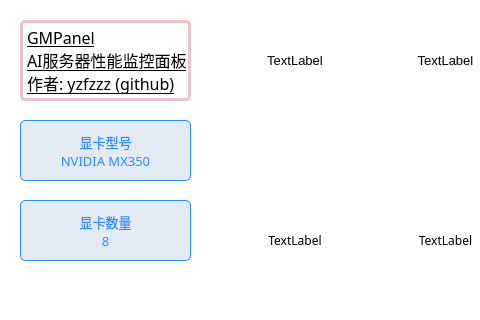
Before: the Qt Designer form display_monitor/widget.ui in yzfzzz/linux-monitor, drawn with Qt 5; both pictures show x 0 to 480 and y 0 to 320 of the 860 by 640 pixel window.
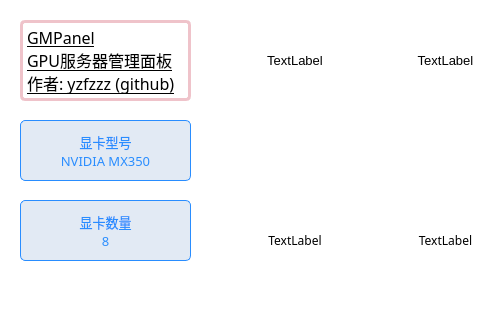
After: the same form once the commit is applied. Icons and pictures are not drawn. Custom widgets are drawn as their Qt base class.

What changed in the file:
```diff
--- a/display_monitor/widget.ui
+++ b/display_monitor/widget.ui
@@ -530,7 +530,7 @@
    </property>
    <property name="text">
     <string>GMPanel
-AI服务器性能监控面板
+GPU服务器管理面板
 作者: yzfzzz (github)</string>
    </property>
   </widget>
```
